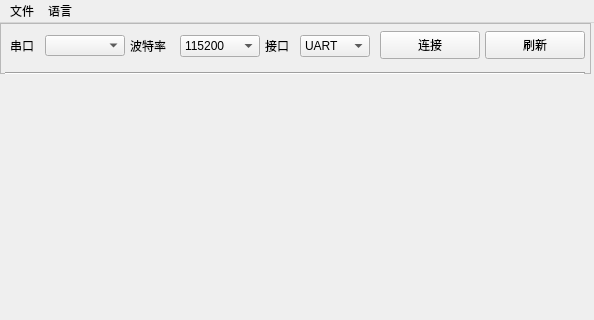
This is CheckWINCC.ui in benewake-zoran/BW_TFCHECK_PY_GUI as Qt 5 draws it before an edit; both pictures show x 0 to 594 and y 0 to 320 of the 594 by 653 pixel window. The edited form follows.
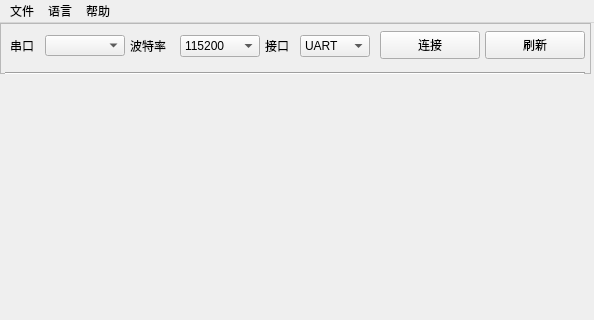
This is the edited form. Icons and pictures are not drawn.

Commit message: 新增帮助菜单栏，点击即可打开帮助文档

```diff
--- a/CheckWINCC.ui
+++ b/CheckWINCC.ui
@@ -293,8 +293,15 @@
     <addaction name="separator"/>
     <addaction name="actionEnglish"/>
    </widget>
+   <widget class="QMenu" name="menu_3">
+    <property name="title">
+     <string>帮助</string>
+    </property>
+    <addaction name="actionHelp"/>
+   </widget>
    <addaction name="menu"/>
    <addaction name="menu_2"/>
+   <addaction name="menu_3"/>
   </widget>
   <widget class="QStatusBar" name="statusbar"/>
   <action name="actionOpen">
```
Left out of the diff: 25 changed lines with no effect on the pictures. The commit also changes 13 other files.
